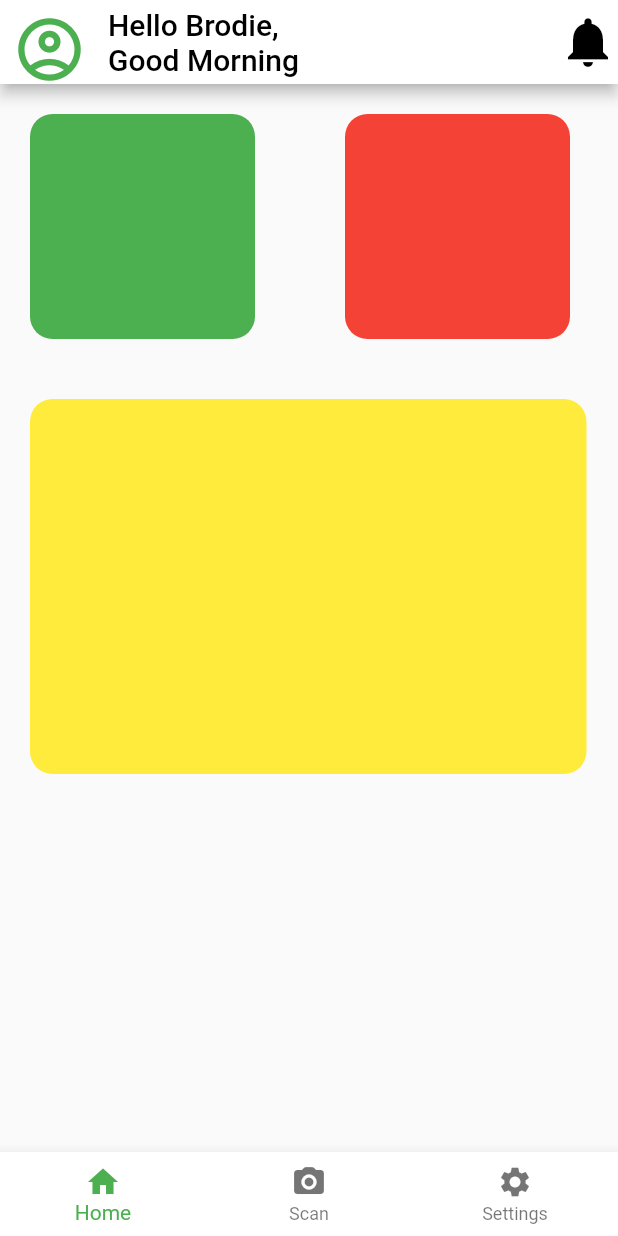
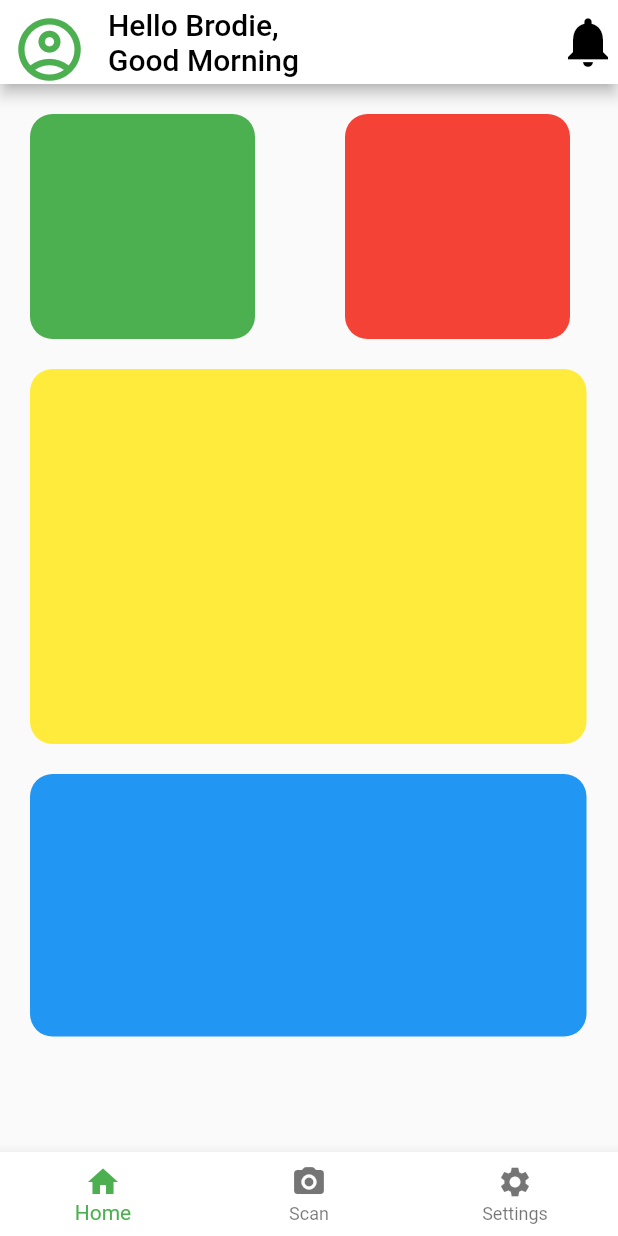
Before and after one commit to SimonOmalley/taswasteapptest, a Flutter app: the screen it shows after launch, on a phone screen of 412 x 824 dp. Run offline on Flutter 3.47's test engine with Material 2 defaults, Android fonts, the phone set to English and light mode, and no system bars.

Commit message:
Homepage Layout Design

```diff
--- a/lib/screens/Dashboard.dart
+++ b/lib/screens/Dashboard.dart
@@ -56,11 +56,24 @@ class _MyStatefulWidgetState extends State<MyStatefulWidget> {
                 width: 371.0,
                 height: 250.0,
                 padding: EdgeInsets.all(20.0),
-                margin: EdgeInsets.fromLTRB(20, 40, 20, 40),
+                margin: EdgeInsets.fromLTRB(20, 20, 20, 20),
                 alignment: Alignment.centerRight,
                 decoration: BoxDecoration(
                     color: Colors.yellow,
                     borderRadius: BorderRadius.circular(15.0)),
+              ),
+            ],
+          ),
+          Row(
+            children: [
+              Container(
+                width: 371.0,
+                height: 175,
+                margin: EdgeInsets.fromLTRB(20, 0, 20, 20),
+                decoration: BoxDecoration(
+                  color: Colors.blue,
+                  borderRadius: BorderRadius.circular(15.0),
+                ),
               ),
             ],
           )
```
